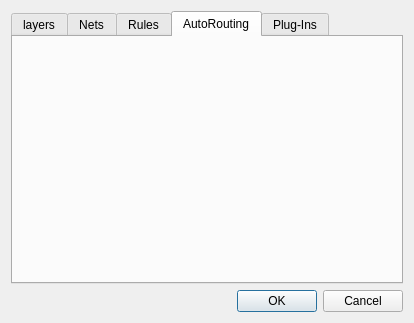
Qt form forms/preferences.ui (udif/qautorouter-svn) before a commit.
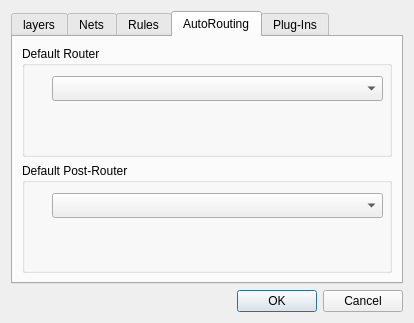
The same form after that commit. The open tabs and pages were chosen to show the change.

What changed in the file:
```diff
--- a/forms/preferences.ui
+++ b/forms/preferences.ui
@@ -62,6 +62,42 @@
       <attribute name="title">
        <string>AutoRouting</string>
       </attribute>
+      <layout class="QGridLayout" name="gridLayout_5">
+       <item row="0" column="0">
+        <widget class="QGroupBox" name="groupBox_2">
+         <property name="title">
+          <string>Default Router</string>
+         </property>
+         <widget class="QComboBox" name="routerCombo">
+          <property name="geometry">
+           <rect>
+            <x>30</x>
+            <y>30</y>
+            <width>331</width>
+            <height>25</height>
+           </rect>
+          </property>
+         </widget>
+        </widget>
+       </item>
+       <item row="1" column="0">
+        <widget class="QGroupBox" name="groupBox_3">
+         <property name="title">
+          <string>Default Post-Router</string>
+         </property>
+         <widget class="QComboBox" name="postRouterCombo">
+          <property name="geometry">
+           <rect>
+            <x>30</x>
+            <y>30</y>
+            <width>331</width>
+            <height>25</height>
+           </rect>
+          </property>
+         </widget>
+        </widget>
+       </item>
+      </layout>
      </widget>
      <widget class="QWidget" name="tab">
       <attribute name="title">
```
Left out of the diff: 6 changed lines with no effect on the pictures.
